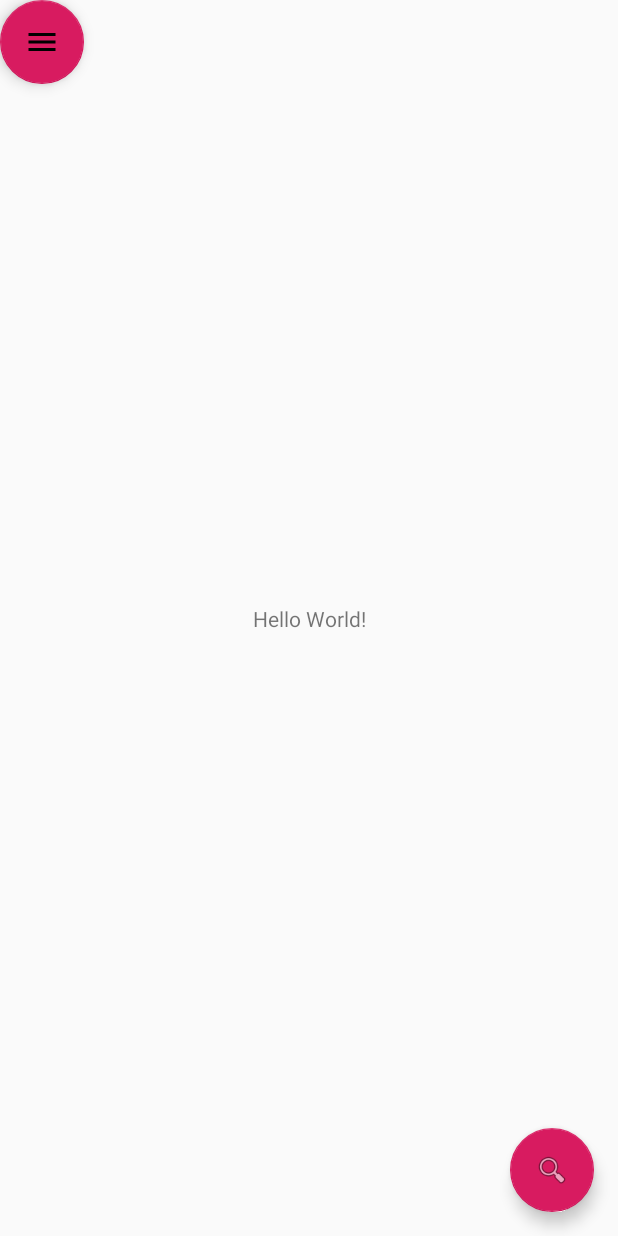
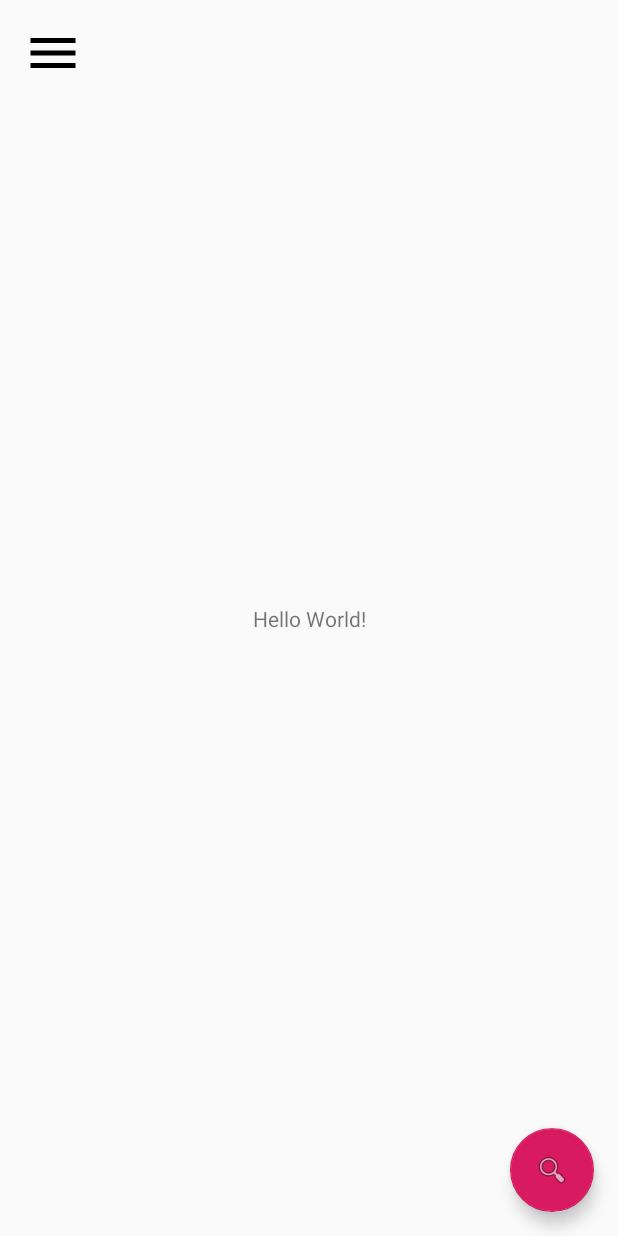
Before and after one commit to J-Ziemniewicz/PIT, an Android app: the screen it shows after launch (MainActivity), on a phone screen of 412 x 824 dp. Run offline under Robolectric (Android 15) with nearby library versions, the light colour scheme and no system bars.

Commit message:
Action Toolbar changed for menu floating button

```diff
--- a/veganApp/app/src/main/java/com/example/veganapp/MainActivity.kt
+++ b/veganApp/app/src/main/java/com/example/veganapp/MainActivity.kt
@@ -10,7 +10,10 @@ import android.support.v4.widget.DrawerLayout
 import android.support.design.widget.NavigationView
 import android.support.v7.app.AppCompatActivity
 import android.support.v7.widget.Toolbar
+import android.view.Gravity
 import android.view.Menu
+import android.view.View
+import android.widget.ImageButton
 
 class MainActivity : AppCompatActivity(), NavigationView.OnNavigationItemSelectedListener {
 
@@ -19,18 +22,12 @@ class MainActivity : AppCompatActivity(), NavigationView.OnNavigationItemSelecte
         super.onCreate(savedInstanceState)
         setContentView(R.layout.activity_main)
 
-
         val fab: FloatingActionButton = findViewById(R.id.fab)
         fab.setOnClickListener { view ->
             Snackbar.make(view, "Replace with your own action", Snackbar.LENGTH_LONG)
                 .setAction("Action", null).show()
         }
-        val drawerLayout: DrawerLayout = findViewById(R.id.drawer_layout)
-        val navView: NavigationView = findViewById(R.id.nav_view)
 
-
-
-        navView.setNavigationItemSelectedListener(this)
     }
 
     override fun onBackPressed() {
@@ -53,7 +50,7 @@ class MainActivity : AppCompatActivity(), NavigationView.OnNavigationItemSelecte
         // automatically handle clicks on the Home/Up button, so long
         // as you specify a parent activity in AndroidManifest.xml.
         return when (item.itemId) {
-            R.id.action_settings -> true
+            R.id.menuButton -> true
             else -> super.onOptionsItemSelected(item)
         }
     }
@@ -82,4 +79,11 @@ class MainActivity : AppCompatActivity(), NavigationView.OnNavigationItemSelecte
         drawerLayout.closeDrawer(GravityCompat.START)
         return true
     }
+
+    fun openMenu(view: View){
+        val drawerLayout: DrawerLayout = findViewById(R.id.drawer_layout)
+        val navView: NavigationView = findViewById(R.id.nav_view)
+        navView.setNavigationItemSelectedListener(this)
+        drawerLayout.openDrawer(Gravity.START)
+    }
 }
--- a/veganApp/app/src/main/res/drawable/ic_menu_black_24dp.xml
+++ /dev/null
@@ -1,9 +0,0 @@
-<vector xmlns:android="http://schemas.android.com/apk/res/android"
-        android:width="24dp"
-        android:height="24dp"
-        android:viewportWidth="24.0"
-        android:viewportHeight="24.0">
-    <path
-        android:fillColor="#FF000000"
-        android:pathData="M3,18h18v-2L3,16v2zM3,13h18v-2L3,11v2zM3,6v2h18L21,6L3,6z"/>
-</vector>
--- /dev/null
+++ b/veganApp/app/src/main/res/drawable/ic_menu_black_40dp.xml
@@ -0,0 +1,4 @@
+<vector android:height="40dp" android:viewportHeight="24.0"
+    android:viewportWidth="24.0" android:width="40dp" xmlns:android="http://schemas.android.com/apk/res/android">
+    <path android:fillColor="#FF000000" android:pathData="M3,18h18v-2L3,16v2zM3,13h18v-2L3,11v2zM3,6v2h18L21,6L3,6z"/>
+</vector>
--- a/veganApp/app/src/main/res/layout/app_bar_main.xml
+++ b/veganApp/app/src/main/res/layout/app_bar_main.xml
@@ -5,9 +5,9 @@
         xmlns:tools="http://schemas.android.com/tools"
         android:layout_width="match_parent"
         android:layout_height="match_parent"
-        tools:context=".MainActivity">
+        tools:context=".MainActivity" android:id="@+id/coordinatorLayout1">
 
-    <include layout="@layout/content_main"/>
+    <include layout="@layout/content_main" android:background="#00FFFFFF" android:id="@+id/include"/>
     <android.support.design.widget.FloatingActionButton
             android:id="@+id/fab"
             android:layout_width="wrap_content"
@@ -15,10 +15,12 @@
             android:layout_gravity="bottom|end"
             android:layout_margin="@dimen/fab_margin"
             app:srcCompat="@android:drawable/ic_menu_search"/>
-    <android.support.design.widget.FloatingActionButton
+    <ImageButton
             android:layout_width="wrap_content"
-            android:layout_height="wrap_content"
-            android:clickable="true" app:srcCompat="@drawable/ic_menu_black_24dp"
-            android:id="@+id/fab_menu" android:focusable="true"/>
+            android:layout_height="wrap_content" app:srcCompat="@drawable/ic_menu_black_40dp"
+            android:id="@+id/menuButton" app:layout_anchorGravity="start|top"
+            android:contentDescription="@string/menu_button" android:background="#00FFFFFF"
+            android:layout_marginStart="15dp" android:layout_marginTop="15dp" android:onClick="openMenu"
+            app:layout_anchor="@+id/include"/>
 
 </android.support.design.widget.CoordinatorLayout>
--- a/veganApp/app/src/main/res/values/strings.xml
+++ b/veganApp/app/src/main/res/values/strings.xml
@@ -12,4 +12,5 @@
     <string name="menu_opinion">Opinie</string>
     <string name="menu_share">Udostępnij</string>
     <string name="menu_settings">Ustawienia</string>
+    <string name="menu_button">Menu</string>
 </resources>
```
